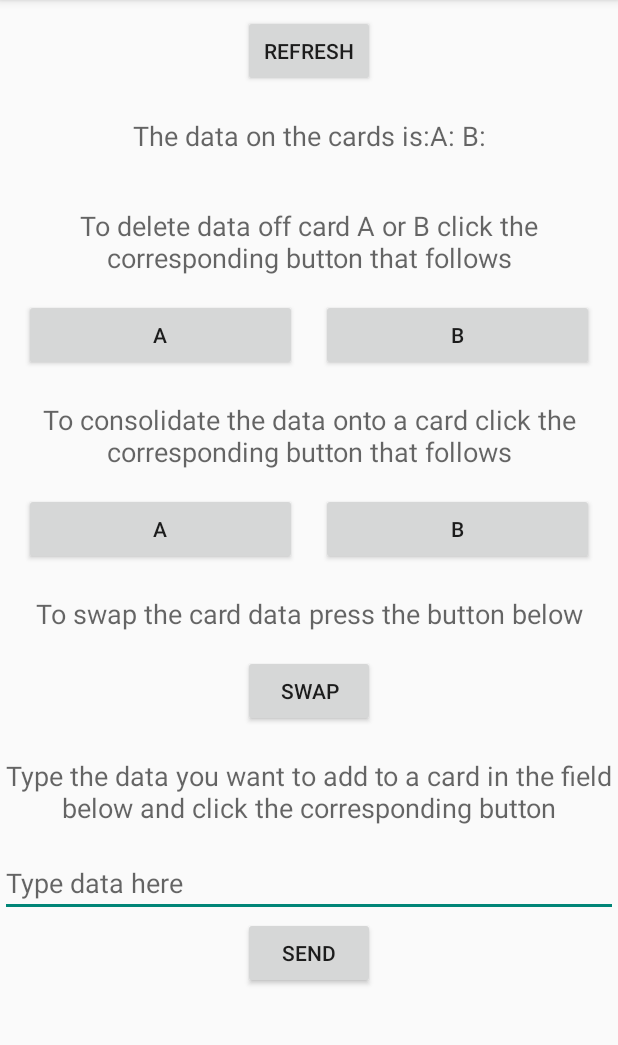
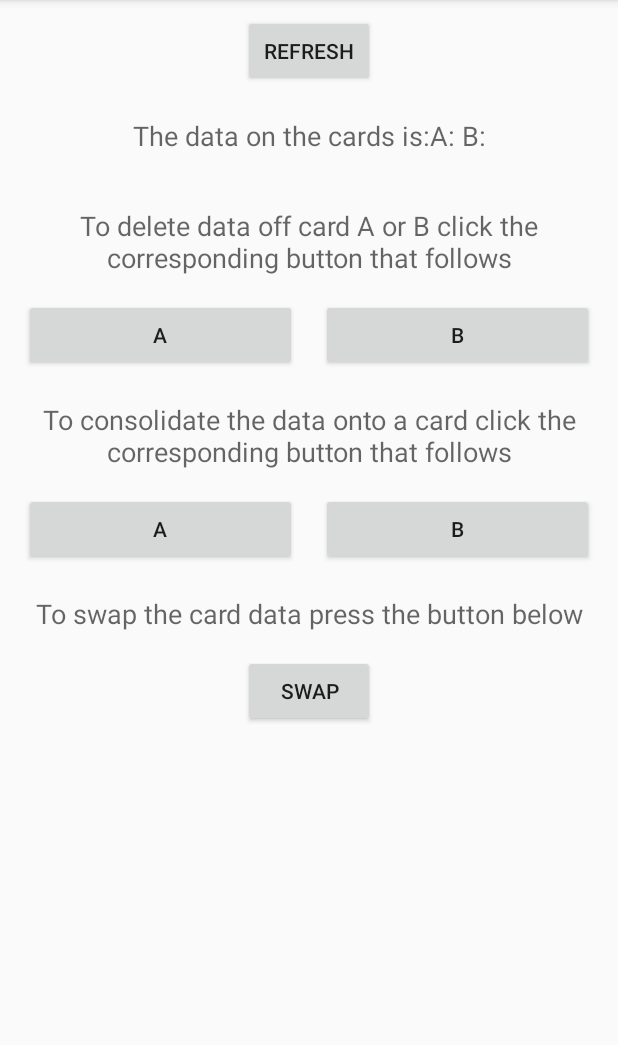
Before and after one commit to PatrickFairbanks/RFID-reader, an Android app: the screen it shows after launch (MainActivity), on a phone screen of 412 x 824 dp, the part 84-1129 px from its top. Run offline under Robolectric (Android 15) with nearby library versions, the phone set to English and light mode, and no system bars.

Commit message:
Byte arrays for the buttons set up, finally just need to be tested. Done...for now

```diff
--- a/SecondApp/app/src/main/java/com/example/myles/secondapp/MainActivity.java
+++ b/SecondApp/app/src/main/java/com/example/myles/secondapp/MainActivity.java
@@ -39,6 +39,12 @@ public class MainActivity extends ActionBarActivity {
     CharSequence swapped = "Swapped";
     CharSequence BlueToothAlreadyOn = "Bluetooth Already On";
     int duration = Toast.LENGTH_SHORT;
+    byte[] DelA_ByteArray = [110111101010];
+    byte[] DelB_ByteArray = [110111101011];
+    byte[] ConA_ByteArray = [110000001010];
+    byte[] ConB_ByteArray = [110000001011];
+    byte[] Swap_ByteArray = [101110111111];
+    byte[] Ref_ByteArray = [110111011111];
 
     //need to write a set of byte sequences for the refresh, delete, consolidate and swap to call
     //to write to output streams
@@ -70,6 +76,7 @@ public class MainActivity extends ActionBarActivity {
 
     //Function called when refresh button is pressed
     public void refresh(View view) {
+        write(Ref_ByteArray);
         Context context = getApplicationContext();
         Toast toast = Toast.makeText(context, REFRESH, duration);
         toast.show();
@@ -77,6 +84,7 @@ public class MainActivity extends ActionBarActivity {
 
     //Function called when delete A button is pressed
     public void deleteA(View view) {
+        write(DelA_ByteArray);
         Context context = getApplicationContext();
         Toast toast = Toast.makeText(context, delA, duration);
         toast.show();
@@ -84,6 +92,7 @@ public class MainActivity extends ActionBarActivity {
 
     //Function called when delete B button is pressed
     public void deleteB(View view) {
+        write(DelB_ByteArray);
         Context context = getApplicationContext();
         Toast toast = Toast.makeText(context, delB, duration);
         toast.show();
@@ -91,18 +100,21 @@ public class MainActivity extends ActionBarActivity {
 
     //Function called when delete B button is pressed
     public void conA(View view) {
+        write(ConA_ByteArray);
         Context context = getApplicationContext();
         Toast toast = Toast.makeText(context, consA, duration);
         toast.show();
     }
 
     public void conB(View view) {
+        write(ConB_ByteArray);
         Context context = getApplicationContext();
         Toast toast = Toast.makeText(context, consB, duration);
         toast.show();
     }
 
     public void swap(View view) {
+        write(Swap_ByteArray);
         Context context = getApplicationContext();
         Toast toast = Toast.makeText(context, swapped, duration);
         toast.show();
--- a/SecondApp/app/src/main/res/layout/activity_main.xml
+++ b/SecondApp/app/src/main/res/layout/activity_main.xml
@@ -77,18 +77,6 @@
                android:layout_gravity="center"
                android:text="@string/swap"
                android:onClick="swap"/>
-         <TextView
-              style="@style/textDisp"
-              android:text="Type the data you want to add to a card in the field below and click the corresponding button"/>
-         <EditText
-               android:layout_width="fill_parent"
-               android:layout_height="wrap_content"
-               android:hint="@string/sendDataField"/>
-         <Button
-             android:layout_width="wrap_content"
-             android:layout_height="wrap_content"
-             android:layout_gravity="center"
-             android:text="@string/sendButton"/>
      </LinearLayout>
     </ScrollView>
 </LinearLayout>
--- a/SecondApp/app/src/main/res/values/strings.xml
+++ b/SecondApp/app/src/main/res/values/strings.xml
@@ -14,9 +14,6 @@
     <string name="consolidate">To consolidate the data onto a card click the corresponding button that follows</string>
     <string name="swap">Swap</string>
     <string name="toSwap">To swap the card data press the button below</string>
-    <string name="dataToSend">To send data to a card enter it in the text box below and click the corresponding button to send it to the card of your choice</string>
-    <string name="sendDataField">Type data here</string>
-    <string name="sendButton">Send</string>
     <color name="white">#FFFFFF</color>
     <color name="black">#000000</color>
     <color name="grey">#333333</color>
```
